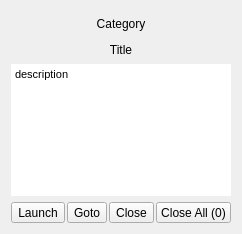
Before: the Qt Designer form src/resources/ERDisplay.ui in IDREsandbox/vsim, drawn with Qt 5.
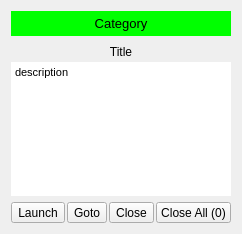
After: the same form once the commit is applied.

Commit message: er display adjustment

Diff of the .ui file:
```diff
--- a/src/resources/ERDisplay.ui
+++ b/src/resources/ERDisplay.ui
@@ -25,6 +25,14 @@
        <height>25</height>
       </size>
      </property>
+     <property name="font">
+      <font>
+       <pointsize>10</pointsize>
+      </font>
+     </property>
+     <property name="styleSheet">
+      <string notr="true">background:rgb(0,255,0);</string>
+     </property>
      <property name="text">
       <string>Category</string>
      </property>
@@ -34,13 +42,23 @@
     </widget>
    </item>
    <item>
+    <layout class="QVBoxLayout" name="verticalLayout_2">
+     <property name="spacing">
+      <number>0</number>
+     </property>
+     <item>
     <widget class="QLabel" name="title">
      <property name="minimumSize">
       <size>
        <width>0</width>
-       <height>16</height>
-      </size>
-     </property>
+         <height>20</height>
+        </size>
+       </property>
+       <property name="font">
+        <font>
+         <pointsize>9</pointsize>
+        </font>
+       </property>
      <property name="text">
       <string>Title</string>
      </property>
@@ -72,6 +90,8 @@
       <bool>false</bool>
      </property>
     </widget>
+     </item>
+    </layout>
    </item>
    <item>
     <layout class="QHBoxLayout" name="horizontalLayout_2">
```
Lines whose indentation alone changed are shown as unchanged.
